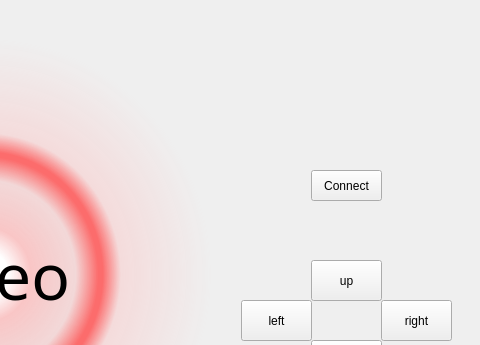
First picture: the form in CameraDemo/camerademo.ui, repository qq936859639/test2, before the edit; both pictures show x 249 to 729 and y 0 to 345 of the 729 by 552 pixel window.
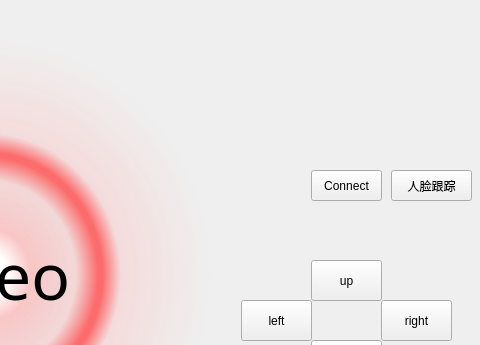
Second picture: the form after the edit.

Commit message: 20220401cjfv1.3_camera_faces_v1.1

```diff
--- a/CameraDemo/camerademo.ui
+++ b/CameraDemo/camerademo.ui
@@ -160,6 +160,19 @@
     <string>0</string>
    </property>
   </widget>
+  <widget class="QPushButton" name="faceTrack">
+   <property name="geometry">
+    <rect>
+     <x>640</x>
+     <y>170</y>
+     <width>81</width>
+     <height>31</height>
+    </rect>
+   </property>
+   <property name="text">
+    <string>人脸跟踪</string>
+   </property>
+  </widget>
  </widget>
  <resources/>
  <connections/>
```
The commit also changes 6 other files.
